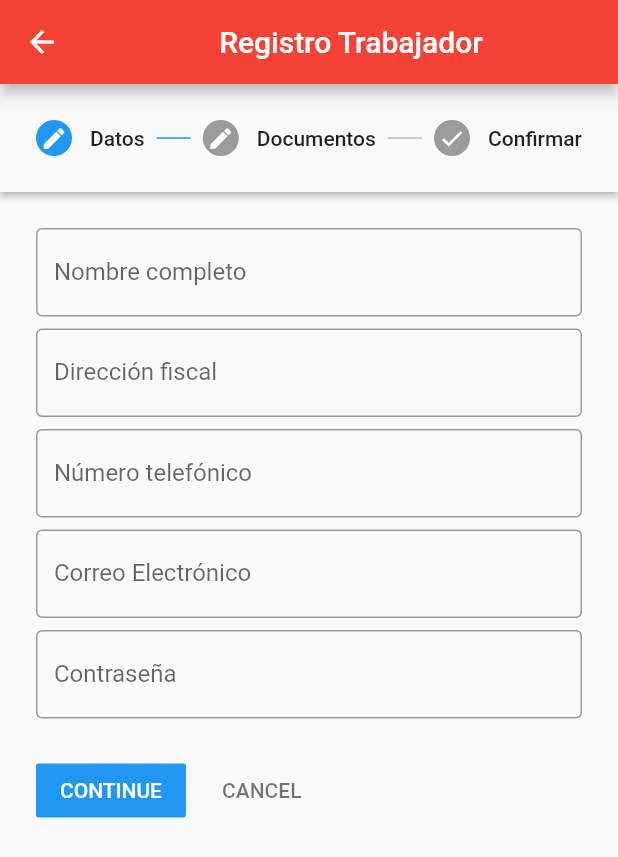
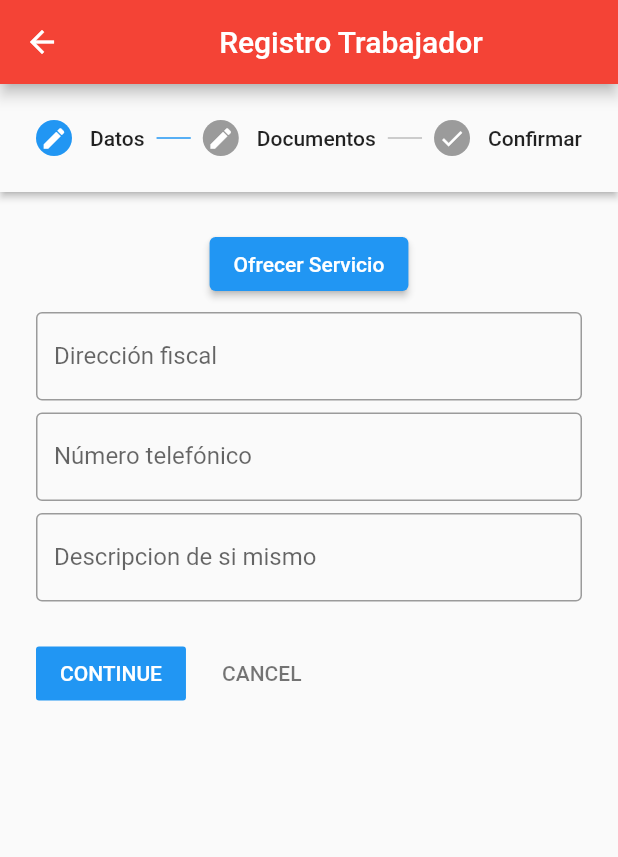
Before and after one commit to Racso1624/AlChilazo, a Flutter app: the RegisterWorker screen opened directly, on a phone screen of 412 x 824 dp. Shown: the top 857 px of the screen. Run offline on Flutter 3.47's test engine with Material 2 defaults, Android fonts, the phone set to English and light mode, and no system bars.

Commit message:
Merging branches

```diff
--- a/alchilazo/lib/register_worker.dart
+++ b/alchilazo/lib/register_worker.dart
@@ -1,3 +1,4 @@
+import 'package:alchilazo/services_screen.dart';
 import 'package:flutter/material.dart';
 
 class RegisterWorker extends StatefulWidget {
@@ -17,6 +18,8 @@ class _MyRegisterWorkerState extends State<RegisterWorker> {
   TextEditingController password = TextEditingController();
   TextEditingController dpi = TextEditingController();
   TextEditingController postalCode = TextEditingController();
+  TextEditingController antecedente_penal = TextEditingController();
+  TextEditingController Descripcion = TextEditingController();
 
   List<Step> stepList() => [
         Step(
@@ -26,11 +29,14 @@ class _MyRegisterWorkerState extends State<RegisterWorker> {
             title: const Text('Datos'),
             content: Column(
               children: [
-                TextField(
-                  controller: name,
-                  decoration: const InputDecoration(
-                      border: OutlineInputBorder(),
-                      labelText: 'Nombre completo'),
+                ElevatedButton(
+                  child: Text('Ofrecer Servicio'),
+                  onPressed: () {
+                    Navigator.push(
+                        context,
+                        MaterialPageRoute(
+                            builder: (context) => ServicesScreen()));
+                  },
                 ),
                 const SizedBox(
                   height: 8,
@@ -54,19 +60,10 @@ class _MyRegisterWorkerState extends State<RegisterWorker> {
                   height: 8,
                 ),
                 TextField(
-                  controller: email,
+                  controller: Descripcion,
                   decoration: const InputDecoration(
                       border: OutlineInputBorder(),
-                      labelText: 'Correo Electrónico'),
-                ),
-                const SizedBox(
-                  height: 8,
-                ),
-                TextField(
-                  controller: password,
-                  obscureText: true,
-                  decoration: const InputDecoration(
-                      border: OutlineInputBorder(), labelText: 'Contraseña'),
+                      labelText: 'Descripcion de si mismo'),
                 ),
                 const SizedBox(
                   height: 8,
@@ -88,6 +85,15 @@ class _MyRegisterWorkerState extends State<RegisterWorker> {
                 const SizedBox(
                   height: 8,
                 ),
+                TextField(
+                  controller: antecedente_penal,
+                  decoration: const InputDecoration(
+                      border: OutlineInputBorder(),
+                      labelText: 'Antecedentes Penales'),
+                ),
+                const SizedBox(
+                  height: 8,
+                ),
               ],
             )),
         Step(
@@ -99,12 +105,11 @@ class _MyRegisterWorkerState extends State<RegisterWorker> {
                 crossAxisAlignment: CrossAxisAlignment.start,
                 mainAxisAlignment: MainAxisAlignment.start,
                 children: [
-                  Text('Nombre completo: ${name.text}'),
                   Text('Dirección Fiscal: ${address.text}'),
                   Text('Número telefónico: ${phone.text}'),
-                  Text('Correo Electrónico: ${email.text}'),
-                  const Text('Contraseña: ******'),
-                  Text('DPI: ${dpi.text}')
+                  Text('Descripcion: ${Descripcion.text}'),
+                  Text('DPI: ${dpi.text}'),
+                  Text('Antecedente penales: ${antecedente_penal.text}'),
                 ],
               ),
             ))
```
Also changed, not shown: alchilazo/lib/contratar.dart (+1 -28 lines).
